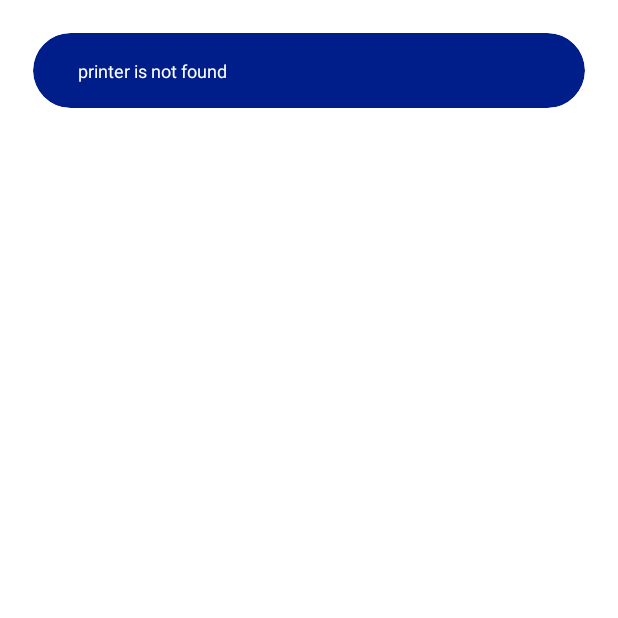
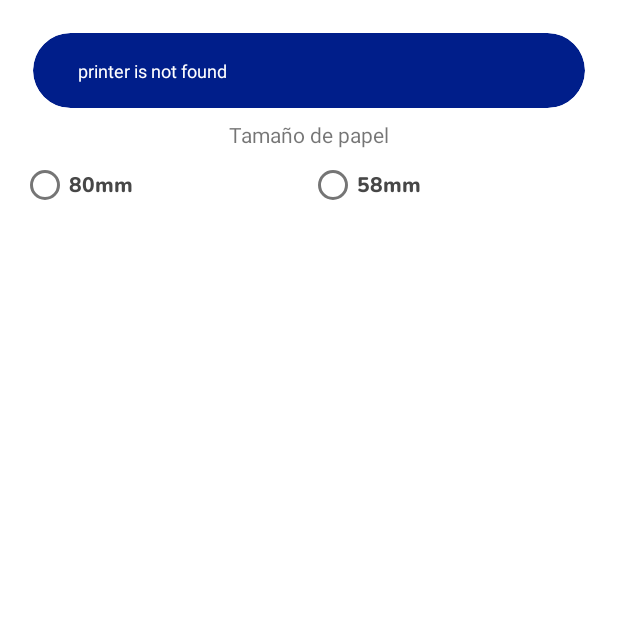
Before and after one commit to melinallacuag/AplicacionSven, an Android app: the screen it shows after launch (MainActivity), after a tap on an icon or button, on a phone screen of 412 x 824 dp, the top half of it. Run offline under Robolectric (Android 15) with nearby library versions, the phone set to English and light mode, and no system bars; 2 statements that could not run were skipped.

Commit message:
tamaño de papel

```diff
--- a/app/src/main/java/com/anggastudio/sample/Fragment/CierreXFragment.java
+++ b/app/src/main/java/com/anggastudio/sample/Fragment/CierreXFragment.java
@@ -786,7 +786,7 @@ public class CierreXFragment extends Fragment {
         /** Imprimir Cierre X**/
         Printama.with(getContext()).connect(printama -> {
             printama.printTextln("                 ", Printama.CENTER);
-            printama.printImage(logoRobles, 400);
+            printama.printImage(logoRobles, 200);
             printama.setSmallText();
             printama.printTextlnBold(NameCompany, Printama.CENTER);
             printama.printTextlnBold("SUCURSAL: " + Branch1, Printama.CENTER);
--- a/app/src/main/java/com/anggastudio/sample/Fragment/ListaComprobantesFragment.java
+++ b/app/src/main/java/com/anggastudio/sample/Fragment/ListaComprobantesFragment.java
@@ -506,7 +506,7 @@ public class ListaComprobantesFragment extends Fragment  {
                                     case "01" :
                                     case "03" :
                                         printama.printTextln("                 ", Printama.CENTER);
-                                        printama.printImage(logoRobles, 400);
+                                        printama.printImage(logoRobles, 200);
                                         printama.setSmallText();
                                         printama.printTextlnBold(NameCompany, Printama.CENTER);
                                         printama.printTextlnBold("PRINCIPAL: " + Address1, Printama.CENTER);
@@ -518,7 +518,7 @@ public class ListaComprobantesFragment extends Fragment  {
                                     case "98" :
                                     case "99" :
                                         printama.printTextln("                 ", Printama.CENTER);
-                                        printama.printImage(logoRobles, 400);
+                                        printama.printImage(logoRobles, 200);
                                         printama.setSmallText();
                                         printama.printTextlnBold(NameCompany, Printama.CENTER);
                                         printama.printTextlnBold("SUCURSAL: " + Branch1, Printama.CENTER);
--- a/app/src/main/java/com/anggastudio/sample/Fragment/VentaFragment.java
+++ b/app/src/main/java/com/anggastudio/sample/Fragment/VentaFragment.java
@@ -3007,7 +3007,7 @@ public class VentaFragment extends Fragment implements NfcAdapter.ReaderCallback
                 case "01" :
                 case "03" :
                     printama.printTextln("                 ", Printama.CENTER);
-                    printama.printImage(logoRobles, 400);
+                    printama.printImage(logoRobles, 200);
                     printama.setSmallText();
                     printama.printTextlnBold(NameCompany, Printama.CENTER);
                     printama.printTextlnBold("PRINCIPAL: " + Address1, Printama.CENTER);
@@ -3019,7 +3019,7 @@ public class VentaFragment extends Fragment implements NfcAdapter.ReaderCallback
                 case "98" :
                 case "99" :
                     printama.printTextln("                 ", Printama.CENTER);
-                    printama.printImage(logoRobles, 400);
+                    printama.printImage(logoRobles, 200);
                     printama.setSmallText();
                     printama.printTextlnBold(NameCompany, Printama.CENTER);
                     printama.printTextlnBold("SUCURSAL: " + Branch1, Printama.CENTER);
--- a/app/src/main/java/com/anggastudio/sample/MainActivity.java
+++ b/app/src/main/java/com/anggastudio/sample/MainActivity.java
@@ -10,6 +10,8 @@ import android.graphics.Color;
 import android.os.Bundle;
 import android.os.Handler;
 import android.view.View;
+import android.widget.RadioButton;
+import android.widget.RadioGroup;
 import android.widget.TextView;
 import android.widget.Toast;
 
@@ -20,6 +22,7 @@ import androidx.core.app.ActivityCompat;
 import androidx.core.content.ContextCompat;
 
 import com.anggastudio.printama.Printama;
+import com.anggastudio.sample.WebApiSVEN.Parameters.GlobalInfo;
 import com.google.zxing.BarcodeFormat;
 import com.google.zxing.WriterException;
 import com.google.zxing.common.BitMatrix;
@@ -28,6 +31,7 @@ import com.google.zxing.qrcode.QRCodeWriter;
 public class MainActivity extends AppCompatActivity {
 
     private static final int REQUEST_BLUETOOTH_PERMISSION = 1;
+    private String tipoPapelSeleccionado;
 
     @Override
     protected void onCreate(Bundle savedInstanceState) {
@@ -41,9 +45,18 @@ public class MainActivity extends AppCompatActivity {
             getSavedPrinter();
         }
 
+        RadioGroup radioGroup = findViewById(R.id.radioFormaPago);
+        radioGroup.setOnCheckedChangeListener((group, checkedId) -> {
+            RadioButton radioButton = findViewById(checkedId);
+            String tipoPapel = String.valueOf(radioButton.getText());
+            GlobalInfo.getTipoPapel10 = tipoPapel;
+
+        });
+
     }
 
-    private void showPrinterList() {
+
+  private void showPrinterList() {
         Printama.showPrinterList(this, R.color.colorBlue, printerName -> {
             Toast.makeText(this, printerName, Toast.LENGTH_SHORT).show();
             TextView connectedTo = findViewById(R.id.tv_printer_info);
@@ -97,4 +110,5 @@ public class MainActivity extends AppCompatActivity {
         Toast.makeText(this, message, Toast.LENGTH_SHORT).show();
     }
 
+
 }
--- a/app/src/main/java/com/anggastudio/sample/WebApiSVEN/Parameters/GlobalInfo.java
+++ b/app/src/main/java/com/anggastudio/sample/WebApiSVEN/Parameters/GlobalInfo.java
@@ -20,6 +20,11 @@ import com.anggastudio.sample.WebApiSVEN.Models.VTipoPago;
 import java.util.List;
 
 public class GlobalInfo {
+
+    /**
+     * Tipo de tamaño papel
+     */
+    public  static String getTipoPapel10;
 
     /**
      * Variable de numero de copias impresión
@@ -281,7 +286,7 @@ public class GlobalInfo {
 
     public static String getnfcId10 = String.valueOf(-1);
 
-    /**
+    /**|
      * URL - APIService
      */
 
@@ -289,8 +294,9 @@ public class GlobalInfo {
     //public static final String BASE_URL = "http://192.168.1.14:8081/";
     //public static final String BASE_URL = "http://192.168.1.20:8081/";
     //public static final String BASE_URL = "http://192.168.1.227:8081/";
-    //public static final String BASE_URL = "http://192.168.1.245:8081/";
-    public static final String BASE_URL = "http://192.168.18.43:8081/";
+   // public static final String BASE_URL = "http://192.168.1.245:8081/";
+    //public static final String BASE_URL = "http://192.168.18.43:8081/";
+    public static final String BASE_URL = "http://192.168.18.33:8081/";
 
     public static APIService getAPIService() {
         return getClient(BASE_URL).create(APIService.class);
--- a/app/src/main/res/layout/activity_login.xml
+++ b/app/src/main/res/layout/activity_login.xml
@@ -127,7 +127,7 @@
             android:layout_marginTop="20sp"
             android:textAllCaps="true"
             android:textSize="10sp"
-            android:text=" Version: 1.2.1"
+            android:text=" Version: 1.2.2"
             android:textColor="#1E242B"
             android:textAlignment="center"
             android:fontFamily="@font/nunito_black" />
--- a/app/src/main/res/layout/activity_main.xml
+++ b/app/src/main/res/layout/activity_main.xml
@@ -94,4 +94,39 @@
 
     </LinearLayout>
 
+    <TextView
+        android:layout_width="wrap_content"
+        android:layout_height="wrap_content"
+        android:text="Tamaño de papel"/>
+
+    <RadioGroup
+        android:id="@+id/radioFormaPago"
+        android:layout_width="match_parent"
+        android:layout_height="wrap_content"
+        android:orientation="horizontal">
+
+        <RadioButton
+            android:id="@+id/papelsizeone"
+            android:layout_width="match_parent"
+            android:layout_height="wrap_content"
+            android:layout_weight="1"
+            android:checked="false"
+            android:text="80mm"
+            android:fontFamily="@font/nunito_extrabold"
+            android:textColor="@color/gris"
+            android:textSize="14sp" />
+
+        <RadioButton
+            android:id="@+id/papelsizetwo"
+            android:layout_width="match_parent"
+            android:layout_height="wrap_content"
+            android:layout_weight="1"
+            android:checked="false"
+            android:text="58mm"
+            android:fontFamily="@font/nunito_extrabold"
+            android:textColor="@color/gris"
+            android:textSize="14sp" />
+
+    </RadioGroup>
+
 </LinearLayout>
--- a/printama/src/main/java/com/anggastudio/printama/PrinterUtil.java
+++ b/printama/src/main/java/com/anggastudio/printama/PrinterUtil.java
@@ -33,9 +33,9 @@ class PrinterUtil {
     private static final byte[] ESC_ALIGN_LEFT = {0x1b, 'a', 0x00};
     private static final byte[] FEED_PAPER_AND_CUT = {0x1D, 0x56, 66, 0x00};
 
-    private static final byte[] SMALL = new byte[]{0x1b, 0x21, 0x00};
+    private static final byte[] SMALL = new byte[]{0x1b, 0x21, 0x01};
     private static final byte[] NORMAL = new byte[]{0x1B, 0x21, 0x11};
-    private static final byte[] BOLD = new byte[]{0x1B, 0x21, 0x08};
+    private static final byte[] BOLD = new byte[]{0x1b, 0x21, 0x09};
     private static final byte[] WIDE = new byte[]{0x1B, 0x21, 0x20};
     private static final byte[] TALL = new byte[]{0x1B, 0x21, 0x10};
     private static final byte[] UNDERLINE = new byte[]{0x1B, 0x21, (byte) 0x80};
```
Also changed, not shown: printama/src/main/java/com/anggastudio/printama/Printama.java (+9 -4 lines).
